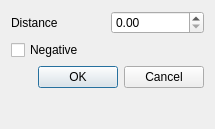
Old version of the form widgets/offset.ui in the repository ebrahimraeyat/civilTools.
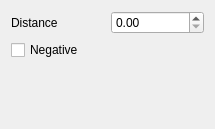
New version of the form.

Patch:
```diff
--- a/widgets/offset.ui
+++ b/widgets/offset.ui
@@ -39,16 +39,6 @@
      </property>
     </widget>
    </item>
-   <item>
-    <widget class="QDialogButtonBox" name="buttonBox">
-     <property name="orientation">
-      <enum>Qt::Horizontal</enum>
-     </property>
-     <property name="standardButtons">
-      <set>QDialogButtonBox::Cancel|QDialogButtonBox::Ok</set>
-     </property>
-    </widget>
-   </item>
    <item>
     <spacer name="verticalSpacer">
      <property name="orientation">
```
Left out of the diff: 35 changed lines with no effect on the pictures.
